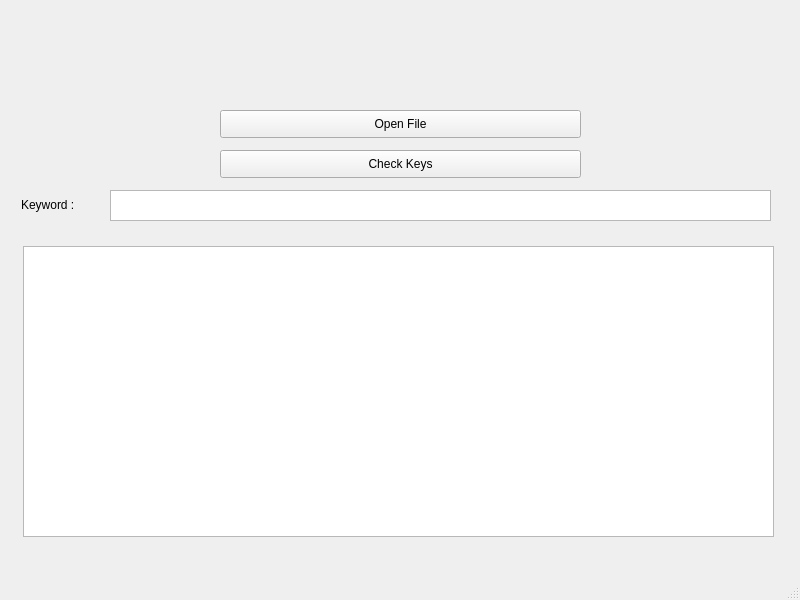
First picture: the form in SKTI Tugas 2.ui, repository andre002wp/STKI-Semester-5, before the edit.
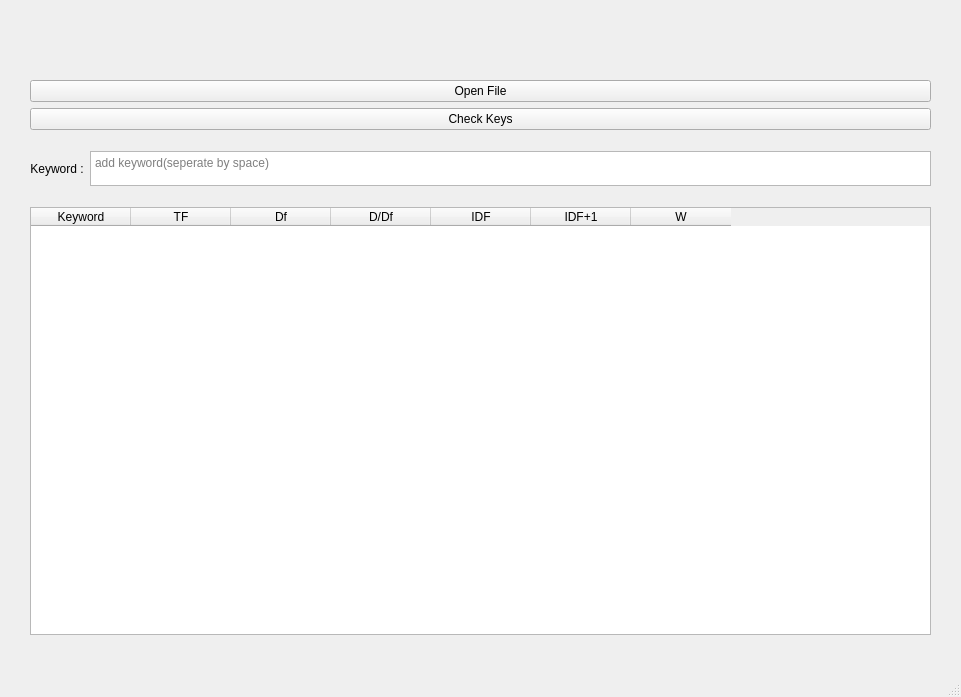
Second picture: the form after the edit.

The edit to the form file:
```diff
--- a/SKTI Tugas 2.ui
+++ b/SKTI Tugas 2.ui
@@ -6,80 +6,161 @@
    <rect>
     <x>0</x>
     <y>0</y>
-    <width>800</width>
-    <height>600</height>
+    <width>961</width>
+    <height>697</height>
    </rect>
   </property>
   <property name="windowTitle">
    <string>MainWindow</string>
   </property>
   <widget class="QWidget" name="centralwidget">
-   <widget class="QPushButton" name="openFilebtn">
-    <property name="geometry">
-     <rect>
-      <x>220</x>
-      <y>110</y>
-      <width>361</width>
-      <height>28</height>
-     </rect>
+   <layout class="QGridLayout" name="gridLayout">
+    <property name="leftMargin">
+     <number>30</number>
     </property>
-    <property name="text">
-     <string>Open File</string>
+    <property name="topMargin">
+     <number>30</number>
     </property>
-   </widget>
-   <widget class="QTextEdit" name="txt_hasil">
-    <property name="geometry">
-     <rect>
-      <x>23</x>
-      <y>246</y>
-      <width>751</width>
-      <height>291</height>
-     </rect>
+    <property name="rightMargin">
+     <number>30</number>
     </property>
-   </widget>
-   <widget class="QLabel" name="label">
-    <property name="geometry">
-     <rect>
-      <x>21</x>
-      <y>194</y>
-      <width>71</width>
-      <height>21</height>
-     </rect>
+    <property name="bottomMargin">
+     <number>40</number>
     </property>
-    <property name="text">
-     <string>Keyword :</string>
-    </property>
-   </widget>
-   <widget class="QTextEdit" name="txt_keyword">
-    <property name="geometry">
-     <rect>
-      <x>110</x>
-      <y>190</y>
-      <width>661</width>
-      <height>31</height>
-     </rect>
-    </property>
-    <property name="html">
-     <string>&lt;!DOCTYPE HTML PUBLIC &quot;-//W3C//DTD HTML 4.0//EN&quot; &quot;http://www.w3.org/TR/REC-html40/strict.dtd&quot;&gt;
-&lt;html&gt;&lt;head&gt;&lt;meta name=&quot;qrichtext&quot; content=&quot;1&quot; /&gt;&lt;style type=&quot;text/css&quot;&gt;
-p, li { white-space: pre-wrap; }
-&lt;/style&gt;&lt;/head&gt;&lt;body style=&quot; font-family:'MS Shell Dlg 2'; font-size:7.8pt; font-weight:400; font-style:normal;&quot;&gt;
-&lt;p style=&quot;-qt-paragraph-type:empty; margin-top:0px; margin-bottom:0px; margin-left:0px; margin-right:0px; -qt-block-indent:0; text-indent:0px;&quot;&gt;&lt;br /&gt;&lt;/p&gt;&lt;/body&gt;&lt;/html&gt;</string>
-    </property>
-   </widget>
-   <widget class="QPushButton" name="checkKeysbtn">
-    <property name="geometry">
-     <rect>
-      <x>220</x>
-      <y>150</y>
-      <width>361</width>
-      <height>28</height>
-     </rect>
-    </property>
-    <property name="text">
-     <string>Check Keys</string>
-    </property>
-   </widget>
+    <item row="15" column="0" colspan="2">
+     <widget class="QTableWidget" name="result_table">
+      <property name="focusPolicy">
+       <enum>Qt::NoFocus</enum>
+      </property>
+      <attribute name="horizontalHeaderVisible">
+       <bool>true</bool>
+      </attribute>
+      <column>
+       <property name="text">
+        <string>Keyword</string>
+       </property>
+      </column>
+      <column>
+       <property name="text">
+        <string>TF</string>
+       </property>
+      </column>
+      <column>
+       <property name="text">
+        <string>Df</string>
+       </property>
+      </column>
+      <column>
+       <property name="text">
+        <string>D/Df</string>
+       </property>
+      </column>
+      <column>
+       <property name="text">
+        <string>IDF</string>
+       </property>
+      </column>
+      <column>
+       <property name="text">
+        <string>IDF+1</string>
+       </property>
+      </column>
+      <column>
+       <property name="text">
+        <string>W</string>
+       </property>
+      </column>
+     </widget>
+    </item>
+    <item row="2" column="0" colspan="2">
+     <widget class="QPushButton" name="checkKeysbtn">
+      <property name="text">
+       <string>Check Keys</string>
+      </property>
+     </widget>
+    </item>
+    <item row="13" column="0" colspan="2">
+     <spacer name="verticalSpacer_2">
+      <property name="orientation">
+       <enum>Qt::Vertical</enum>
+      </property>
+      <property name="sizeType">
+       <enum>QSizePolicy::Preferred</enum>
+      </property>
+      <property name="sizeHint" stdset="0">
+       <size>
+        <width>20</width>
+        <height>15</height>
+       </size>
+      </property>
+     </spacer>
+    </item>
+    <item row="1" column="0" colspan="2">
+     <widget class="QPushButton" name="openFilebtn">
+      <property name="text">
+       <string>Open File</string>
+      </property>
+     </widget>
+    </item>
+    <item row="12" column="1">
+     <widget class="QTextEdit" name="txt_keyword">
+      <property name="maximumSize">
+       <size>
+        <width>16777215</width>
+        <height>35</height>
+       </size>
+      </property>
+      <property name="placeholderText">
+       <string>add keyword(seperate by space)</string>
+      </property>
+     </widget>
+    </item>
+    <item row="12" column="0">
+     <widget class="QLabel" name="label">
+      <property name="text">
+       <string>Keyword :</string>
+      </property>
+      <property name="alignment">
+       <set>Qt::AlignCenter</set>
+      </property>
+      <property name="margin">
+       <number>0</number>
+      </property>
+     </widget>
+    </item>
+    <item row="3" column="0" colspan="2">
+     <spacer name="verticalSpacer_3">
+      <property name="orientation">
+       <enum>Qt::Vertical</enum>
+      </property>
+      <property name="sizeType">
+       <enum>QSizePolicy::Preferred</enum>
+      </property>
+      <property name="sizeHint" stdset="0">
+       <size>
+        <width>20</width>
+        <height>15</height>
+       </size>
+      </property>
+     </spacer>
+    </item>
+    <item row="0" column="0" colspan="2">
+     <spacer name="verticalSpacer">
+      <property name="orientation">
+       <enum>Qt::Vertical</enum>
+      </property>
+      <property name="sizeType">
+       <enum>QSizePolicy::Preferred</enum>
+      </property>
+      <property name="sizeHint" stdset="0">
+       <size>
+        <width>20</width>
+        <height>50</height>
+       </size>
+      </property>
+     </spacer>
+    </item>
+   </layout>
   </widget>
   <widget class="QMenuBar" name="menubar">
    <property name="geometry">
```
Left out of the diff: 2 changed lines with no effect on the pictures.
